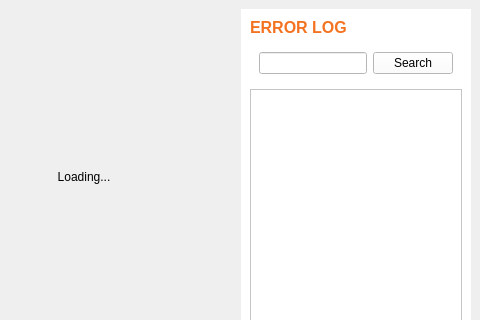
Old version of the form client_qt/home.ui in the repository VisionCraft2025/client_qt; both pictures show x 565 to 1045 and y 0 to 320 of the 1045 by 695 pixel window.
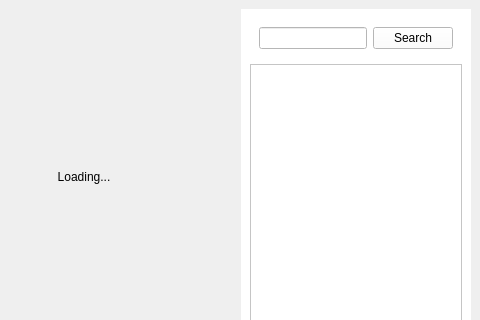
New version of the form.

Commit message: Style/#43: Update search bar UI

```diff
--- a/client_qt/home.ui
+++ b/client_qt/home.ui
@@ -203,25 +203,6 @@
           <string notr="true">background-color: white;</string>
          </property>
          <layout class="QVBoxLayout" name="verticalLayout_3">
-          <item>
-           <widget class="QLabel" name="label">
-            <property name="font">
-             <font>
-              <pointsize>12</pointsize>
-              <bold>true</bold>
-             </font>
-            </property>
-            <property name="styleSheet">
-             <string notr="true">color: rgb(243, 115, 33);</string>
-            </property>
-            <property name="text">
-             <string>ERROR LOG</string>
-            </property>
-            <property name="alignment">
-             <set>Qt::AlignmentFlag::AlignLeading|Qt::AlignmentFlag::AlignLeft|Qt::AlignmentFlag::AlignVCenter</set>
-            </property>
-           </widget>
-          </item>
           <item>
            <widget class="QWidget" name="widget_2" native="true">
             <property name="sizePolicy">
@@ -255,7 +236,7 @@
                <x>0</x>
                <y>0</y>
                <width>270</width>
-               <height>506</height>
+               <height>540</height>
               </rect>
              </property>
             </widget>
```
The commit also changes 1 other file.
